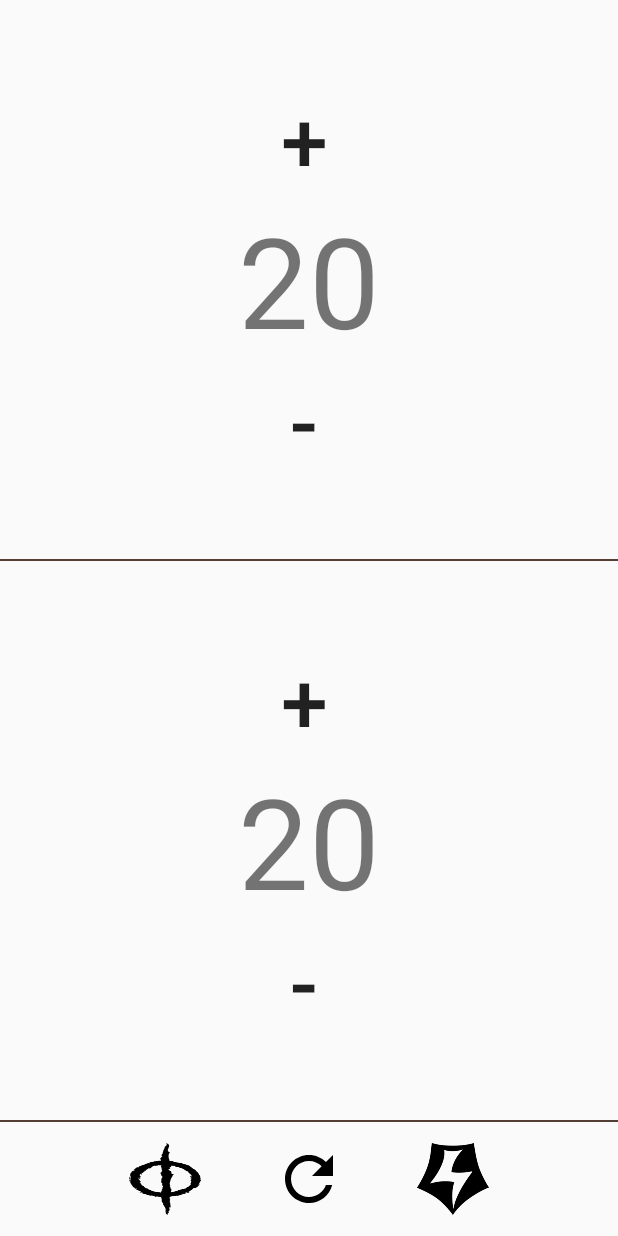
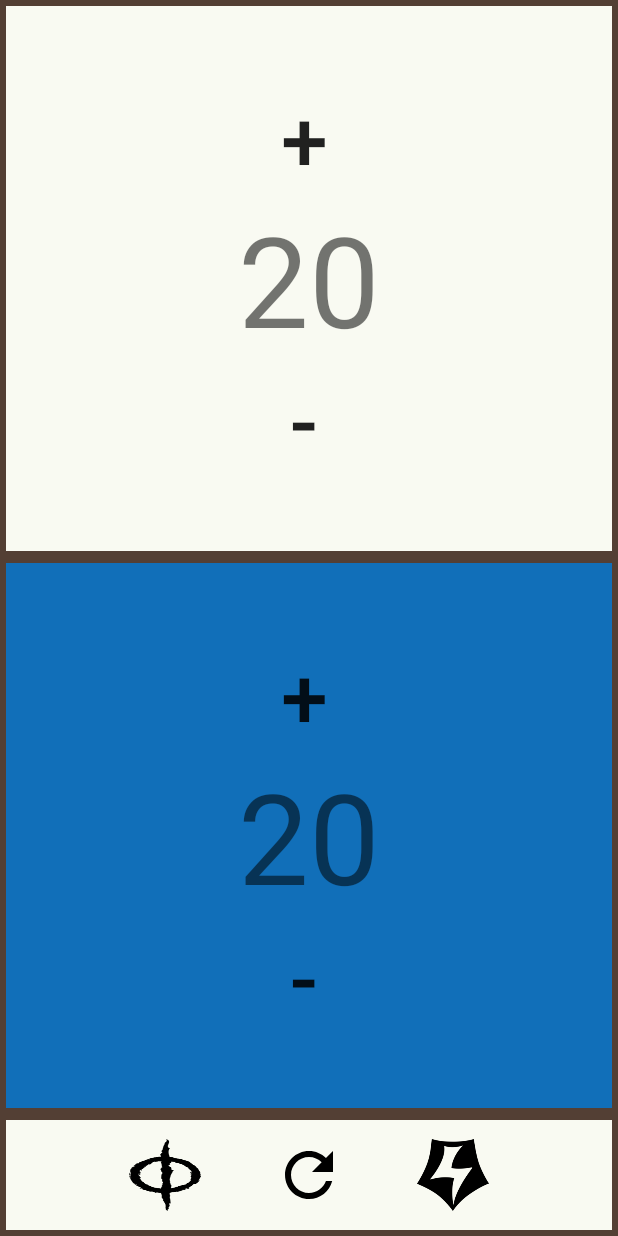
Before and after one commit to n3L50n/zedruuslifecounter, an Android app: the screen it shows after launch (MainActivity), on a phone screen of 412 x 824 dp. Run offline under Robolectric (Android 15) with nearby library versions, the phone set to English and light mode, and no system bars.

Commit message:
Add comments. Add Color Change Button and possible method for v2.0. :) Straighten out some dimens.

```diff
--- a/app/src/main/java/com/zedruuslifecounter/android/zedruuslifecounter/MainActivity.java
+++ b/app/src/main/java/com/zedruuslifecounter/android/zedruuslifecounter/MainActivity.java
@@ -20,69 +20,117 @@ public class MainActivity extends AppCompatActivity {
         setContentView(R.layout.activity_main);
     }
 
-    public void incrementPlayerOneLifeTotal(View view){
+    /**
+     * Add one to Player One's Life Total then display the new total
+     */
+    public void incrementPlayerOneLifeTotal(View view) {
 //        if (view.setOnLongClickListener() == )
         lifePlayerOne += 1;
         displayPlayerOneLifeTotal(lifePlayerOne);
     }
 
-    public void decrementPlayerOneLifeTotal(View view){
+    /**
+     * Subtract one from Player One's Life Total then display the new total
+     * In Magic: the Gathering it is possible for a player to have
+     * a negative life total, so there is no check here.
+     */
+    public void decrementPlayerOneLifeTotal(View view) {
         lifePlayerOne -= 1;
         displayPlayerOneLifeTotal(lifePlayerOne);
     }
 
-    public void incrementPlayerTwoLifeTotal(View view){
+    /**
+     * Add one to Player Two's Life Total then display the new total
+     */
+    public void incrementPlayerTwoLifeTotal(View view) {
         lifePlayerTwo += 1;
         displayPlayerTwoLifeTotal(lifePlayerTwo);
     }
 
-    public void decrementPlayerTwoLifeTotal(View view){
+    /**
+     * Subtract one from Player Two's Life Total then display the new total
+     * In Magic: the Gathering it is possible for a player to have
+     * a negative life total, so there is no check here.
+     */
+    public void decrementPlayerTwoLifeTotal(View view) {
         lifePlayerTwo -= 1;
         displayPlayerTwoLifeTotal(lifePlayerTwo);
     }
 
-    public void incrementPlayerOnePoisonCounter(View view){
+    public void incrementPlayerOnePoisonCounter(View view) {
         poisonPlayerOne += 1;
         displayPlayerOnePoisonTotal(poisonPlayerOne);
     }
 
-    public void decrementPlayerOnePoisonCounter(View view){
+    /**
+     * Used to subtract from a players Poison count total.
+     * Players can not have less than 0 counters.
+     */
+    public void decrementPlayerOnePoisonCounter(View view) {
         poisonPlayerOne -= 1;
+        if (poisonPlayerOne == -1) {
+            poisonPlayerOne = 0;
+        }
         displayPlayerOnePoisonTotal(poisonPlayerOne);
     }
 
-    public void incrementPlayerTwoPoisonCounter(View view){
+    public void incrementPlayerTwoPoisonCounter(View view) {
         poisonPlayerTwo += 1;
         displayPlayerTwoPoisonTotal(poisonPlayerTwo);
     }
 
-    public void decrementPlayerTwoPoisonCounter(View view){
+    /**
+     * Used to subtract from a players Poison count total.
+     * Players can not have less than 0 counters.
+     */
+    public void decrementPlayerTwoPoisonCounter(View view) {
         poisonPlayerTwo -= 1;
+        if (poisonPlayerTwo == -1) {
+            poisonPlayerTwo = 0;
+        }
         displayPlayerTwoPoisonTotal(poisonPlayerTwo);
     }
 
-    public void incrementPlayerOneEnergyCounter(View view){
+    public void incrementPlayerOneEnergyCounter(View view) {
         energyPlayerOne += 1;
         displayPlayerOneEnergyTotal(energyPlayerOne);
     }
 
-    public void decrementPlayerOneEnergyCounter(View view){
+    /**
+     * Used to subtract from a players Energy count total.
+     * Players can not have less than 0 counters.
+     */
+    public void decrementPlayerOneEnergyCounter(View view) {
         energyPlayerOne -= 1;
+        if (energyPlayerOne == -1) {
+            energyPlayerOne = 0;
+        }
         displayPlayerOneEnergyTotal(energyPlayerOne);
     }
 
-    public void incrementPlayerTwoEnergyCounter(View view){
+    public void incrementPlayerTwoEnergyCounter(View view) {
         energyPlayerTwo += 1;
         displayPlayerTwoEnergyTotal(energyPlayerTwo);
 
     }
 
-    public void decrementPlayerTwoEnergyCounter(View view){
+    /**
+     * Used to subtract from a players Energy count total.
+     * Players can not have less than 0 counters.
+     */
+    public void decrementPlayerTwoEnergyCounter(View view) {
         energyPlayerTwo -= 1;
+        if (energyPlayerTwo == -1) {
+            energyPlayerTwo = 0;
+        }
         displayPlayerTwoEnergyTotal(energyPlayerTwo);
     }
 
-    public void resetLife(View view){
+    /**
+     * Reset all values to a new game start then display the new total
+     * A classic Magic: the Gathering game starts players at 20 life.
+     */
+    public void resetLife(View view) {
         lifePlayerOne = 20;
         lifePlayerTwo = 20;
         poisonPlayerOne = 0;
@@ -97,32 +145,32 @@ public class MainActivity extends AppCompatActivity {
         displayPlayerTwoEnergyTotal(energyPlayerTwo);
     }
 
-    public void displayPlayerOneLifeTotal(int lifeTotal){
+    public void displayPlayerOneLifeTotal(int lifeTotal) {
         TextView lifeView = (TextView) findViewById(R.id.life_player_one_text_view);
         lifeView.setText(String.valueOf(lifeTotal));
     }
 
-    public void displayPlayerTwoLifeTotal(int lifeTotal2){
+    public void displayPlayerTwoLifeTotal(int lifeTotal2) {
         TextView lifeView2 = (TextView) findViewById(R.id.life_player_two_text_view);
         lifeView2.setText(String.valueOf(lifeTotal2));
     }
 
-    public void displayPlayerOnePoisonTotal(int poisonTotal){
+    public void displayPlayerOnePoisonTotal(int poisonTotal) {
         TextView poisonView = (TextView) findViewById(R.id.player_one_poison_text_view);
         poisonView.setText(String.valueOf(poisonTotal));
     }
 
-    public void displayPlayerTwoPoisonTotal(int poisonTotal2){
+    public void displayPlayerTwoPoisonTotal(int poisonTotal2) {
         TextView poisonview2 = (TextView) findViewById(R.id.player_two_poison_text_view);
         poisonview2.setText(String.valueOf(poisonTotal2));
     }
 
-    public void displayPlayerOneEnergyTotal(int energyTotal){
+    public void displayPlayerOneEnergyTotal(int energyTotal) {
         TextView energyView = (TextView) findViewById(R.id.player_one_energy_text_view);
         energyView.setText(String.valueOf(energyTotal));
     }
 
-    public void displayPlayerTwoEnergyTotal(int energyTotal2){
+    public void displayPlayerTwoEnergyTotal(int energyTotal2) {
         TextView energyView2 = (TextView) findViewById(R.id.player_two_energy_text_view);
         energyView2.setText(String.valueOf(energyTotal2));
     }
@@ -139,10 +187,10 @@ public class MainActivity extends AppCompatActivity {
         }
     }
 
-    public void revealEnergyButton(View view){
+    public void revealEnergyButton(View view) {
         View energyCounterView = findViewById(R.id.player_one_energy_layout_view);
         View energyCounterView2 = findViewById(R.id.player_two_energy_layout_view);
-        if (energyCounterView.getVisibility() == View.VISIBLE){
+        if (energyCounterView.getVisibility() == View.VISIBLE) {
             energyCounterView.setVisibility(View.INVISIBLE);
             energyCounterView2.setVisibility(View.INVISIBLE);
         } else {
@@ -150,4 +198,9 @@ public class MainActivity extends AppCompatActivity {
             energyCounterView2.setVisibility(View.VISIBLE);
         }
     }
+
+    public void changeColors(View view) {
+        View v = findViewById(R.id.player_one_layout);
+        v.setBackgroundColor(getResources().getColor(R.color.magic_red));
+    }
 }
--- /dev/null
+++ b/app/src/main/res/drawable/ic_color_lens_black_24px.xml
@@ -0,0 +1,9 @@
+<vector xmlns:android="http://schemas.android.com/apk/res/android"
+        android:width="24dp"
+        android:height="24dp"
+        android:viewportWidth="24.0"
+        android:viewportHeight="24.0">
+    <path
+        android:pathData="M12,3c-4.97,0 -9,4.03 -9,9s4.03,9 9,9c0.83,0 1.5,-0.67 1.5,-1.5 0,-0.39 -0.15,-0.74 -0.39,-1.01 -0.23,-0.26 -0.38,-0.61 -0.38,-0.99 0,-0.83 0.67,-1.5 1.5,-1.5L16,16c2.76,0 5,-2.24 5,-5 0,-4.42 -4.03,-8 -9,-8zM6.5,12c-0.83,0 -1.5,-0.67 -1.5,-1.5S5.67,9 6.5,9 8,9.67 8,10.5 7.33,12 6.5,12zM9.5,8C8.67,8 8,7.33 8,6.5S8.67,5 9.5,5s1.5,0.67 1.5,1.5S10.33,8 9.5,8zM14.5,8c-0.83,0 -1.5,-0.67 -1.5,-1.5S13.67,5 14.5,5s1.5,0.67 1.5,1.5S15.33,8 14.5,8zM17.5,12c-0.83,0 -1.5,-0.67 -1.5,-1.5S16.67,9 17.5,9s1.5,0.67 1.5,1.5 -0.67,1.5 -1.5,1.5z"
+        android:fillColor="#000000"/>
+</vector>
--- a/app/src/main/res/layout/activity_main.xml
+++ b/app/src/main/res/layout/activity_main.xml
@@ -3,13 +3,17 @@
               xmlns:tools="http://schemas.android.com/tools"
               android:layout_width="match_parent"
               android:layout_height="match_parent"
+              android:background="@color/magic_color_border"
               android:orientation="vertical"
               tools:context="com.zedruuslifecounter.android.zedruuslifecounter.MainActivity">
 
     <LinearLayout
+        android:id="@+id/player_one_layout"
         android:layout_width="match_parent"
         android:layout_height="wrap_content"
+        android:layout_margin="@dimen/border_margin"
         android:layout_weight="4"
+        android:background="@color/magic_white"
         android:gravity="center"
         android:orientation="horizontal">
 
@@ -43,6 +47,8 @@
         <LinearLayout
             android:layout_width="wrap_content"
             android:layout_height="wrap_content"
+            android:layout_marginLeft="@dimen/player_life_total_margin_left"
+            android:layout_marginRight="@dimen/player_life_total_margin_right"
             android:orientation="vertical">
 
             <Button
@@ -95,15 +101,12 @@
 
     </LinearLayout>
 
-    <View
-        android:layout_width="match_parent"
-        android:layout_height="@dimen/divider_size"
-        android:background="@color/colorAccent"/>
-
     <LinearLayout
         android:layout_width="match_parent"
         android:layout_height="wrap_content"
+        android:layout_margin="@dimen/border_margin"
         android:layout_weight="4"
+        android:background="@color/magic_blue"
         android:gravity="center"
         android:orientation="horizontal">
 
@@ -137,6 +140,8 @@
         <LinearLayout
             android:layout_width="wrap_content"
             android:layout_height="wrap_content"
+            android:layout_marginLeft="@dimen/player_life_total_margin_left"
+            android:layout_marginRight="@dimen/player_life_total_margin_right"
             android:orientation="vertical">
 
             <Button
@@ -188,39 +193,47 @@
 
     </LinearLayout>
 
-    <View
-        android:layout_width="match_parent"
-        android:layout_height="@dimen/divider_size"
-        android:background="@color/colorAccent"/>
-
-    <RelativeLayout
+    <LinearLayout
+        android:id="@+id/player_two_layout"
         android:layout_width="match_parent"
         android:layout_height="wrap_content"
+        android:layout_margin="@dimen/border_margin"
         android:layout_weight="1"
+        android:background="@color/magic_white"
         android:gravity="center">
+
+        <!--I'd like to call a dialog or dialog fragment to
+        display options to change the background colors
+        but this is beyond the rubric for this assignment. V2.0 :) -->
+        <Button
+            android:visibility="gone"
+            android:id="@+id/change_colors_button"
+            style="@style/ControlButtonStyle"
+            android:background="@drawable/ic_color_lens_black_24px"
+            android:contentDescription="@string/color_change_button_description"
+            android:onClick="changeColors"/>
 
         <Button
             android:id="@+id/poison_button"
             style="@style/ControlButtonStyle"
-            android:layout_toLeftOf="@+id/reset_button"
             android:background="@drawable/poison_logo"
             android:contentDescription="@string/poison_description"
             android:onClick="revealPoisonButton"/>
 
         <Button
-            android:background="@drawable/ic_refresh_black_24px"
             android:id="@+id/reset_button"
             style="@style/ControlButtonStyle"
             android:layout_centerHorizontal="true"
+            android:background="@drawable/ic_refresh_black_24px"
             android:onClick="resetLife"/>
 
         <Button
             android:id="@+id/energy_button"
             style="@style/ControlButtonStyle"
-            android:layout_toRightOf="@+id/reset_button"
             android:background="@drawable/energy_logo"
             android:contentDescription="@string/energy_description"
             android:onClick="revealEnergyButton"/>
-    </RelativeLayout>
+
+    </LinearLayout>
 
 </LinearLayout>
--- a/app/src/main/res/values/colors.xml
+++ b/app/src/main/res/values/colors.xml
@@ -1,7 +1,7 @@
 <?xml version="1.0" encoding="utf-8"?>
 <resources>
-    <color name="colorPrimary">#F44336</color>
-    <color name="colorPrimaryDark">#D32F2F</color>
+    <color name="colorPrimary">#B19F93</color>
+    <color name="colorPrimaryDark">#533F34</color>
     <color name="colorAccent">#533F34</color>
 
     <!--Magic: the Gathering Land Color Palette -->
--- a/app/src/main/res/values/dimens.xml
+++ b/app/src/main/res/values/dimens.xml
@@ -4,4 +4,13 @@
     <dimen name="plus_minus_text_size">56sp</dimen>
     <dimen name="secondary_total_text_size">42sp</dimen>
     <dimen name="divider_size">1dp</dimen>
+    <dimen name="control_button_margin_right">24dp</dimen>
+    <dimen name="control_button_margin_left">24dp</dimen>
+    <dimen name="control_button_width">48dp</dimen>
+    <dimen name="control_button_height">48dp</dimen>
+    <dimen name="poison_energy_logo_width">48dp</dimen>
+    <dimen name="poison_energy_logo_height">48dp</dimen>
+    <dimen name="border_margin">4dp</dimen>
+    <dimen name="player_life_total_margin_left">24dp</dimen>
+    <dimen name="player_life_total_margin_right">24dp</dimen>
 </resources>
--- a/app/src/main/res/values/strings.xml
+++ b/app/src/main/res/values/strings.xml
@@ -6,4 +6,5 @@
     <string name="life_total_player_two_description">Player Two Life Total</string>
     <string name="poison_description">Reveal Poison Button</string>
     <string name="energy_description">Reveal Energy Button</string>
+    <string name="color_change_button_description">Change Colors Button</string>
 </resources>
--- a/app/src/main/res/values/styles.xml
+++ b/app/src/main/res/values/styles.xml
@@ -9,7 +9,7 @@
     </style>
 
     <style name="LifeTotalTextView">
-        <item name="android:gravity">center_horizontal|center_vertical</item>
+        <item name="android:gravity">center</item>
         <item name="android:textSize">@dimen/life_total_text_size</item>
         <item name="android:layout_width">wrap_content</item>
         <item name="android:layout_height">wrap_content</item>
@@ -31,17 +31,19 @@
         <item name="android:layout_height">wrap_content</item>
     </style>
 
+    <!--Styles for control buttons including color change, reset, poison, and energy-->
     <style name="ControlButtonStyle">
-        <item name="android:layout_marginRight">24dp</item>
-        <item name="android:layout_marginLeft">24dp</item>
-        <item name="android:layout_height">48dp</item>
-        <item name="android:layout_width">48dp</item>
+        <item name="android:layout_marginRight">@dimen/control_button_margin_right</item>
+        <item name="android:layout_marginLeft">@dimen/control_button_margin_left</item>
+        <item name="android:layout_height">@dimen/control_button_height</item>
+        <item name="android:layout_width">@dimen/control_button_width</item>
     </style>
 
+    <!--Styles for the Poison and Energy Logos within the Player One and Player Two Score Keeping area-->
     <style name="PoisonEnergyLogos">
         <item name="android:layout_gravity">center</item>
-        <item name="android:layout_height">48dp</item>
-        <item name="android:layout_width">48dp</item>
+        <item name="android:layout_height">@dimen/poison_energy_logo_height</item>
+        <item name="android:layout_width">@dimen/poison_energy_logo_width</item>
     </style>
 
 </resources>
```
